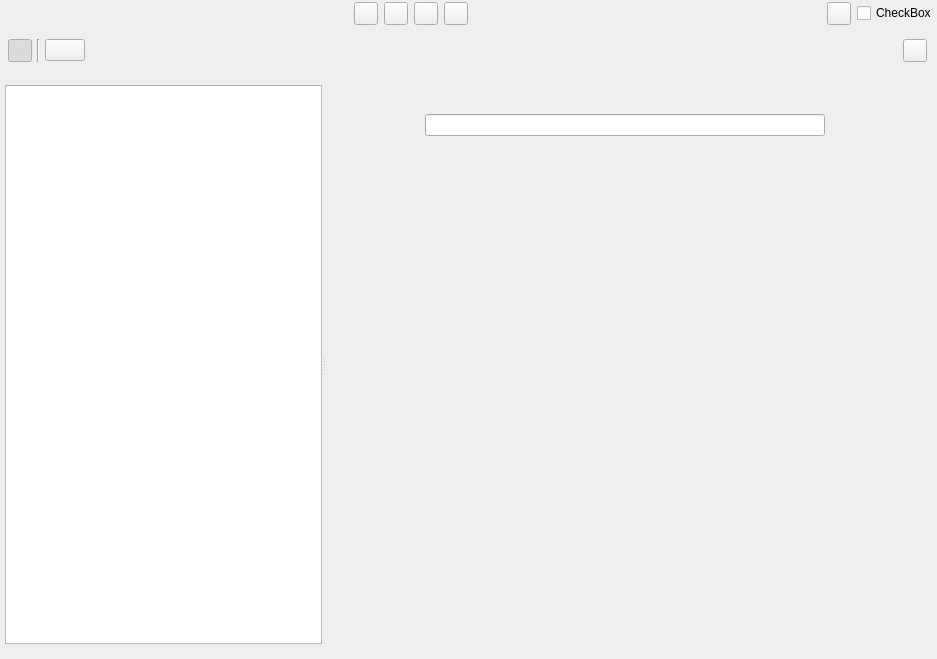
First picture: the form in ui/world_building_view.ui, repository zkovari/plotlyst, before the edit.
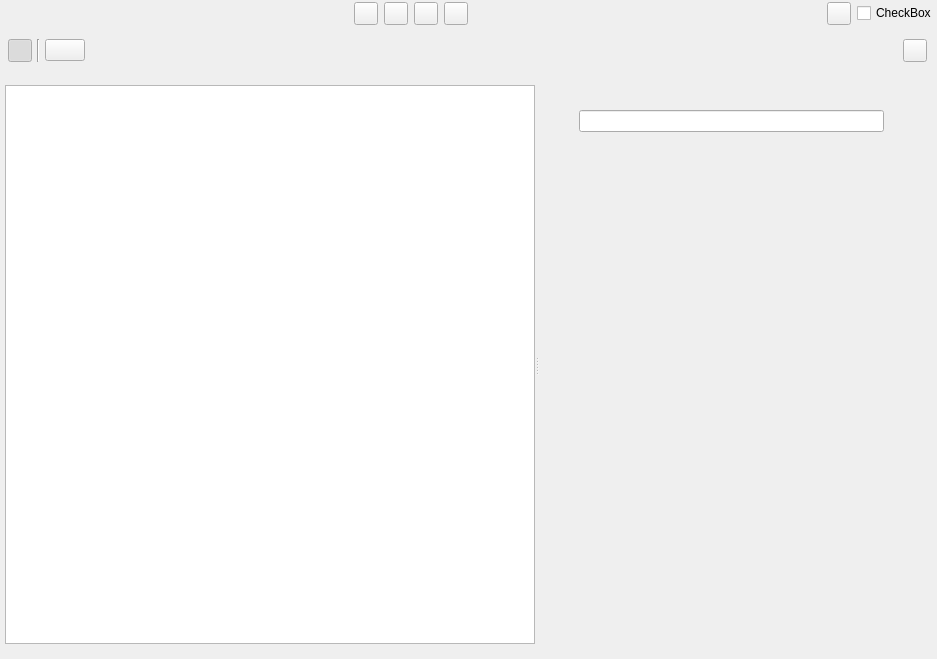
Second picture: the form after the edit. Custom widgets are drawn as their Qt base class.

Commit message: Remove banner from worldbuilding article editor, closes #1317

Patch:
```diff
--- a/ui/world_building_view.ui
+++ b/ui/world_building_view.ui
@@ -422,7 +422,7 @@
                <rect>
                 <x>0</x>
                 <y>0</y>
-                <width>606</width>
+                <width>600</width>
                 <height>589</height>
                </rect>
               </property>
@@ -440,37 +440,21 @@
                 <number>3</number>
                </property>
                <property name="leftMargin">
-                <number>2</number>
+                <number>40</number>
                </property>
                <property name="topMargin">
                 <number>15</number>
                </property>
                <property name="rightMargin">
-                <number>2</number>
+                <number>40</number>
                </property>
                <property name="bottomMargin">
                 <number>15</number>
                </property>
-               <item>
-                <spacer name="horizontalSpacer_2">
-                 <property name="orientation">
-                  <enum>Qt::Horizontal</enum>
-                 </property>
-                 <property name="sizeType">
-                  <enum>QSizePolicy::MinimumExpanding</enum>
-                 </property>
-                 <property name="sizeHint" stdset="0">
-                  <size>
-                   <width>40</width>
-                   <height>20</height>
-                  </size>
-                 </property>
-                </spacer>
-               </item>
                <item>
                 <widget class="QFrame" name="wdgCenterEditor">
                  <property name="sizePolicy">
-                  <sizepolicy hsizetype="Expanding" vsizetype="Expanding">
+                  <sizepolicy hsizetype="Preferred" vsizetype="Expanding">
                    <horstretch>0</horstretch>
                    <verstretch>0</verstretch>
                   </sizepolicy>
@@ -489,7 +473,7 @@
                    <number>0</number>
                   </property>
                   <property name="topMargin">
-                   <number>0</number>
+                   <number>25</number>
                   </property>
                   <property name="rightMargin">
                    <number>0</number>
@@ -515,25 +499,6 @@
                      <property name="bottomMargin">
                       <number>10</number>
                      </property>
-                     <item>
-                      <widget class="QLabel" name="lblBanner">
-                       <property name="minimumSize">
-                        <size>
-                         <width>400</width>
-                         <height>0</height>
-                        </size>
-                       </property>
-                       <property name="maximumSize">
-                        <size>
-                         <width>16777215</width>
-                         <height>250</height>
-                        </size>
-                       </property>
-                       <property name="text">
-                        <string/>
-                       </property>
-                      </widget>
-                     </item>
                      <item>
                       <widget class="QLineEdit" name="lineName"/>
                      </item>
@@ -574,22 +539,6 @@
                  </layout>
                 </widget>
                </item>
-               <item>
-                <spacer name="horizontalSpacer_3">
-                 <property name="orientation">
-                  <enum>Qt::Horizontal</enum>
-                 </property>
-                 <property name="sizeType">
-                  <enum>QSizePolicy::MinimumExpanding</enum>
-                 </property>
-                 <property name="sizeHint" stdset="0">
-                  <size>
-                   <width>40</width>
-                   <height>20</height>
-                  </size>
-                 </property>
-                </spacer>
-               </item>
               </layout>
              </widget>
             </widget>
```
Left out of the diff: 3 changed lines with no effect on the pictures. The commit also changes 1 other file.
